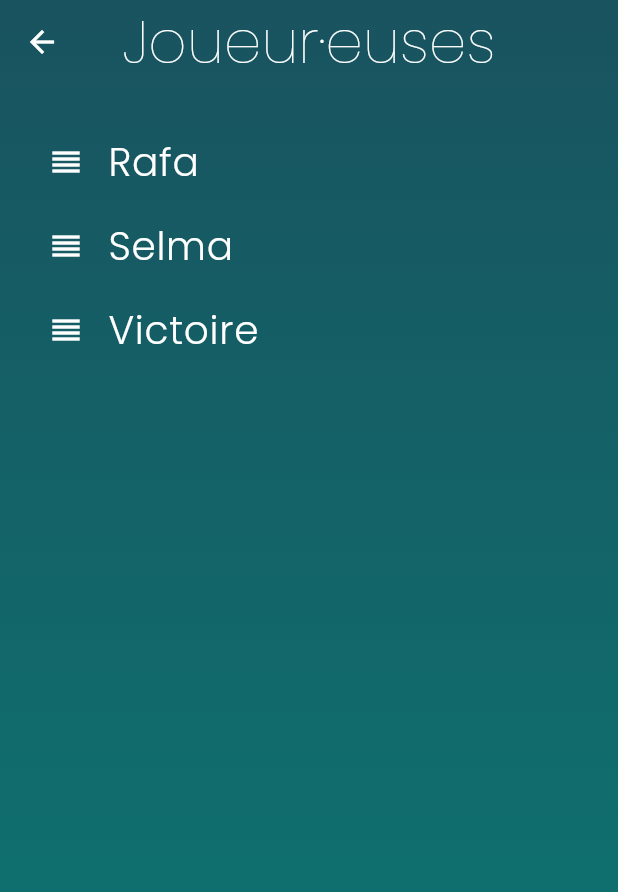
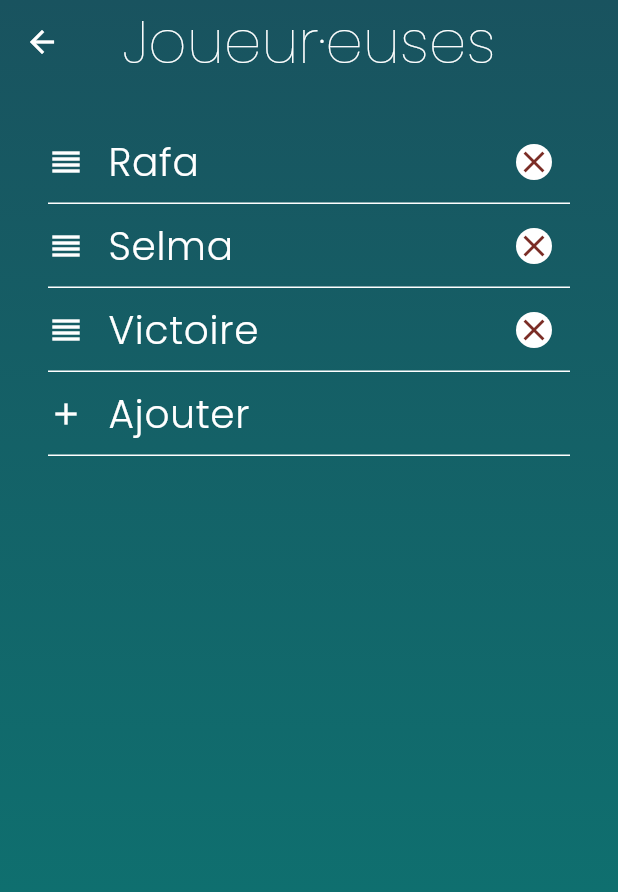
Before and after one commit to RaphMLK/BisRepetita, a Flutter app: the screen it shows after launch, after a tap on "Jouer", on a phone screen of 412 x 824 dp. Shown: the top 892 px of the screen. Run offline on Flutter 3.47's test engine with Material 3 defaults, Android fonts, the phone set to English and light mode, and no system bars; our stand-ins replace google_fonts.

Commit message:
BP-06 - Add the design of the list tiles

```diff
--- a/lib/pages/players.dart
+++ b/lib/pages/players.dart
@@ -54,7 +54,16 @@ class _BPPlayersListState extends State<BPPlayersList> {
         padding: const EdgeInsets.fromLTRB(32, 0, 32, 0),
         children: <Widget>[
           for (int index = 0; index < _players.length; index += 1)
-            ListTile(
+            DecoratedBox(
+              key: Key(index.toString()),
+              position: DecorationPosition.foreground,
+              decoration: BoxDecoration(
+                border: Border(
+                  bottom:
+                      Divider.createBorderSide(context, color: Colors.white),
+                ),
+              ),
+              child: ListTile(
                 key: Key('$index'),
                 tileColor: Colors.transparent,
                 title: Text(
@@ -63,10 +72,60 @@ class _BPPlayersListState extends State<BPPlayersList> {
                         color: Colors.white,
                         fontWeight: FontWeight.w300),
                     '${_players[index].name}'),
-              contentPadding: const EdgeInsets.fromLTRB(0, 0, 16, 0),
+                contentPadding: const EdgeInsets.fromLTRB(0, 0, 0, 0),
                 leading: ReorderableDragStartListener(
                     index: index,
                     child: const Icon(color: Colors.white, Icons.reorder)),
+                trailing: Container(
+                  height: 24,
+                  padding: const EdgeInsets.all(0),
+                  decoration: const ShapeDecoration(
+                    shape: CircleBorder(),
+                    color: Colors.white,
+                  ),
+                  child: IconButton(
+                      onPressed: () {
+                        setState(() {
+                          _players.removeAt(index);
+                        });
+                      },
+                      iconSize: 24,
+                      padding: EdgeInsets.zero,
+                      icon: const Icon(color: Color(0xFF7B2D26), Icons.close)),
+                ),
+              ),
+            ),
+          DecoratedBox(
+            key: Key('ajouter'),
+            position: DecorationPosition.foreground,
+            decoration: BoxDecoration(
+              border: Border(
+                bottom: Divider.createBorderSide(context, color: Colors.white),
+              ),
+            ),
+            child: ListTile(
+              key: Key('ajouter'),
+              tileColor: Colors.transparent,
+              title: Text(
+                  style: GoogleFonts.poppins(
+                      fontSize: 26,
+                      color: Colors.white,
+                      fontWeight: FontWeight.w300),
+                  'Ajouter'),
+              contentPadding: const EdgeInsets.fromLTRB(0, 0, 0, 0),
+              leading: IconButton(
+                  onPressed: () {},
+                  iconSize: 24,
+                  padding: EdgeInsets.zero,
+                  constraints: BoxConstraints(),
+                  style: const ButtonStyle(
+                    tapTargetSize: MaterialTapTargetSize.shrinkWrap,
+                  ),
+                  icon: const Icon(color: Colors.white, Icons.add)),
+              onTap: () {
+                print('je souhaite ajouter');
+              },
+            ),
           )
         ],
         onReorder: (int oldIndex, int newIndex) {
```
Lines whose indentation alone changed are shown as unchanged.
